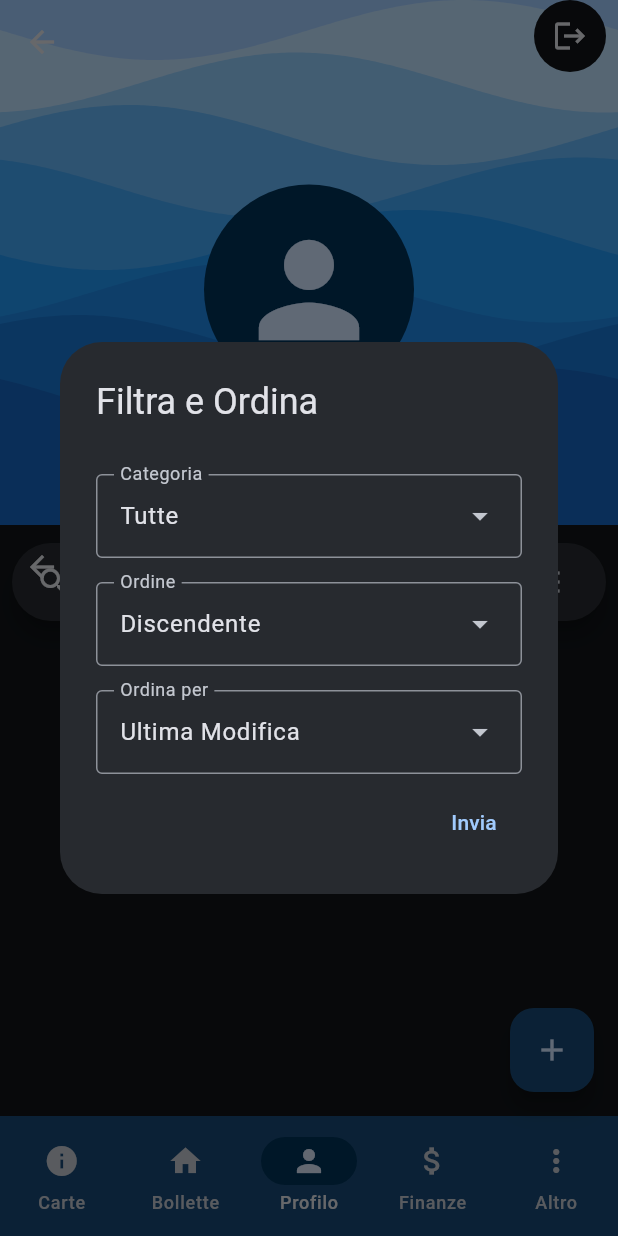
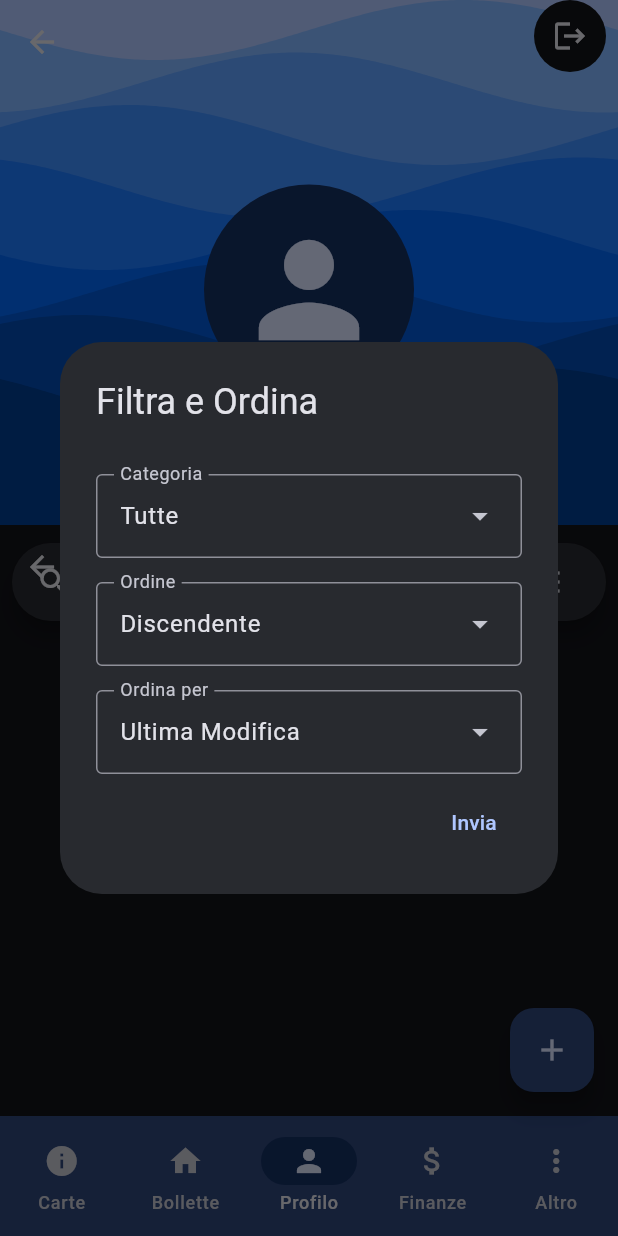
Before and after one commit to LeoneBacciu/file_flow, a Flutter app: the ProfilePage screen opened directly with empty values, after a tap on the "tune" icon, on a phone screen of 412 x 824 dp. Run offline on Flutter 3.47's test engine with Material 3 defaults, Android fonts, the phone set to English and light mode, and no system bars; drawn by our look-alikes of wave; our stand-ins replace animated_text_kit, community_charts_flutter, connectivity_plus, equatable, file_picker, flutter_bloc and 4 more; missing offline and left inert: cunning_document_scanner, flutter_sharing_intent, google_mlkit_barcode_scanning, google_mlkit_text_recognition, googleapis; statements that could not run were skipped.

Commit message:
Update icon and colors

```diff
--- /dev/null
+++ b/lib/core/colors.dart
@@ -0,0 +1,12 @@
+import 'package:flutter/material.dart';
+
+const Color seedColor = Color(0xff012e6e);
+
+Color lighten(Color color, [double amount = 0.5]) {
+  assert(amount >= 0 && amount <= 1);
+
+  final hsl = HSLColor.fromColor(color);
+  final hslLight = hsl.withLightness((hsl.lightness + amount).clamp(0.0, 1.0));
+
+  return hslLight.toColor();
+}
--- a/lib/core/components/search/document_search_bar.dart
+++ b/lib/core/components/search/document_search_bar.dart
@@ -1,6 +1,7 @@
 import 'package:flutter/material.dart';
 
 import '../../../models/document.dart';
+import '../../colors.dart';
 import 'search_context.dart';
 import 'search_dialog.dart';
 
@@ -48,7 +49,7 @@ class _DocumentSearchBarState extends State<DocumentSearchBar> {
             child: Container(
               width: MediaQuery.of(context).size.width,
               height: MediaQuery.of(context).viewPadding.top,
-              color: Colors.blue.shade800,
+              color: lighten(seedColor, 1 / 15),
             ),
           ),
         ],
--- a/lib/main.dart
+++ b/lib/main.dart
@@ -9,6 +9,7 @@ import 'package:flutter_bloc/flutter_bloc.dart';
 import 'package:flutter_sharing_intent/flutter_sharing_intent.dart';
 import 'package:flutter_sharing_intent/model/sharing_file.dart';
 
+import 'core/colors.dart';
 import 'core/components/common.dart';
 import 'models/document.dart';
 import 'presentation/add/add_loader_page.dart';
@@ -50,7 +51,7 @@ class MyApp extends StatelessWidget {
       debugShowCheckedModeBanner: false,
       theme: ThemeData(
         colorScheme: ColorScheme.fromSeed(
-          seedColor: Colors.blue,
+          seedColor: seedColor,
           brightness: Brightness.dark,
         ),
         useMaterial3: true,
--- a/lib/presentation/profile/components/profile_overview.dart
+++ b/lib/presentation/profile/components/profile_overview.dart
@@ -6,6 +6,7 @@ import 'package:share_plus/share_plus.dart';
 import 'package:wave/config.dart';
 import 'package:wave/wave.dart';
 
+import '../../../core/colors.dart';
 import '../../../core/convert.dart';
 import '../../../state/sync/sync_cubit.dart';
 import '../../../state/user/user_cubit.dart';
@@ -15,7 +16,7 @@ class ProfileOverview extends StatelessWidget {
 
   final random = Random();
 
-  final colors = List.generate(8, (i) => Colors.blue[(i + 1) * 100]!);
+  late final colors = List.generate(8, (i) => lighten(seedColor, (8 - i) / 15));
 
   final heightPercentages = List.generate(8, (i) => (i).toDouble() / 10);
 
```
Also changed, not shown: pubspec.yaml (+8 -0 lines), assets/icon.jpg (added), pubspec.lock, 1 other file.
